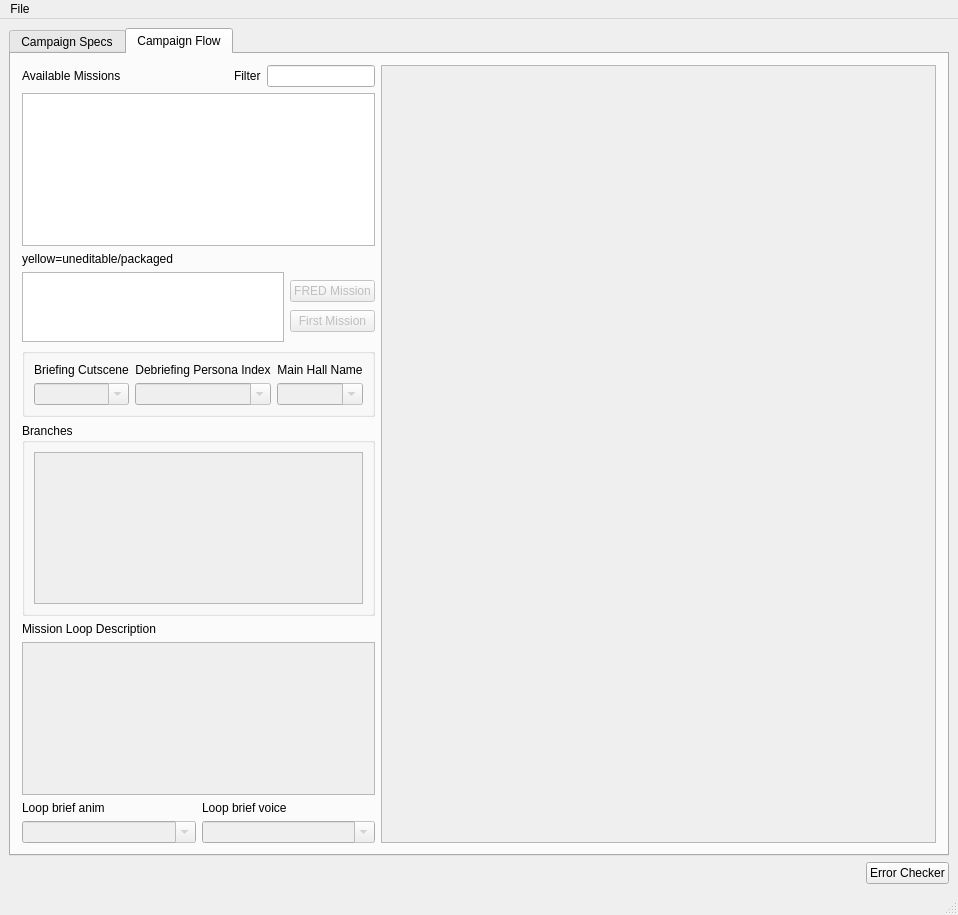
The window that qtfred/ui/CampaignEditorDialog.ui (scp-fs2open/fs2open.github.com) describes before a commit, drawn with Qt 5.
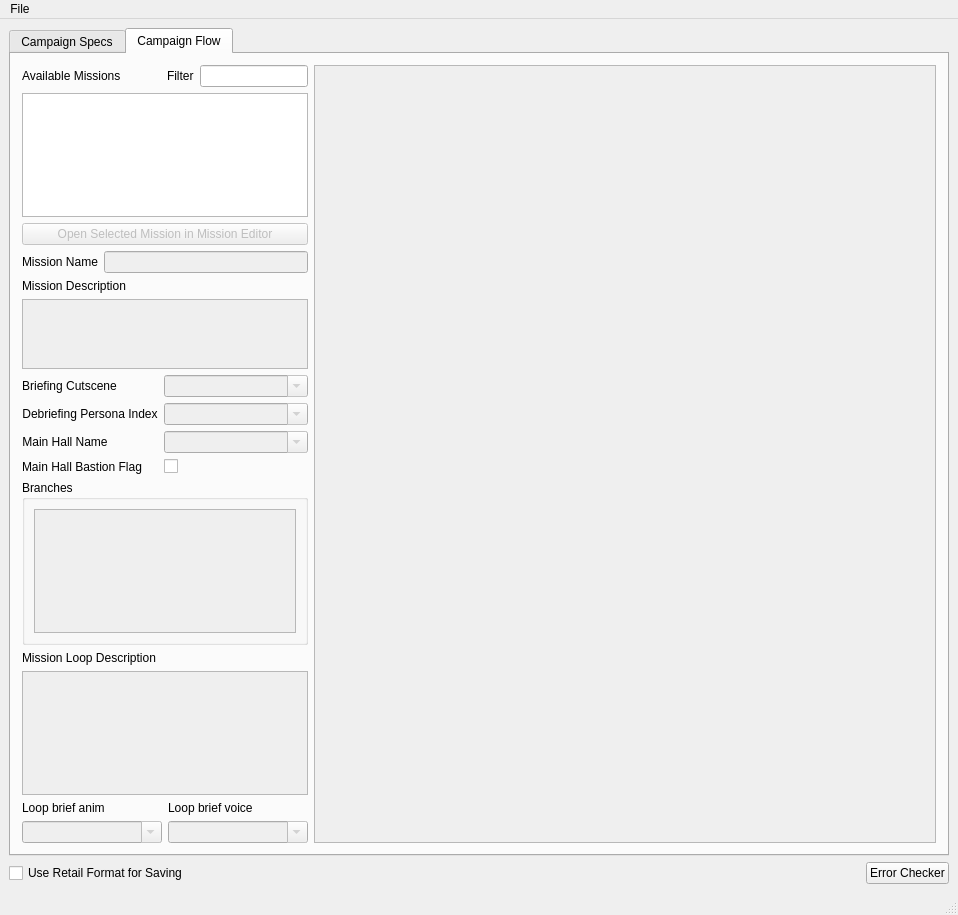
The same window after the commit. Custom widgets are drawn as their Qt base class.

Commit message: handle the retail file format

Diff of the .ui file:
```diff
--- a/qtfred/ui/CampaignEditorDialog.ui
+++ b/qtfred/ui/CampaignEditorDialog.ui
@@ -146,7 +146,7 @@
          <number>11</number>
         </property>
         <item>
-         <layout class="QVBoxLayout" name="editorControls" stretch="0,0,0,0,0,0,0,0,0">
+         <layout class="QVBoxLayout" name="editorControls" stretch="0,0,0,1,0,0,1,0,0">
           <item>
            <layout class="QHBoxLayout" name="availableMissionsLayout">
             <item>
@@ -210,69 +210,59 @@
            </widget>
           </item>
           <item>
-           <layout class="QHBoxLayout" name="missionDescriptionLayout">
-            <item>
-             <widget class="QLabel" name="missionDescLabel1">
-              <property name="text">
-               <string>yellow=uneditable/packaged</string>
-              </property>
-             </widget>
-            </item>
-           </layout>
-          </item>
-          <item>
-           <layout class="QHBoxLayout" name="layoutLoadMission">
-            <item>
-             <widget class="QTextBrowser" name="missionDescriptionTextBrowser">
-              <property name="enabled">
-               <bool>true</bool>
-              </property>
-              <property name="sizePolicy">
-               <sizepolicy hsizetype="Expanding" vsizetype="Preferred">
-                <horstretch>0</horstretch>
-                <verstretch>0</verstretch>
-               </sizepolicy>
-              </property>
-             </widget>
-            </item>
-            <item>
-             <layout class="QVBoxLayout" name="modifyMissionButtonLayout">
-              <property name="spacing">
-               <number>0</number>
-              </property>
-              <property name="sizeConstraint">
-               <enum>QLayout::SetMinimumSize</enum>
-              </property>
-              <item>
                <widget class="QPushButton" name="fredMissionButton">
                 <property name="enabled">
                  <bool>false</bool>
                 </property>
                 <property name="text">
-                 <string>FRED Mission</string>
+             <string>Open Selected Mission in Mission Editor</string>
                 </property>
                </widget>
               </item>
               <item>
-               <widget class="QPushButton" name="firstMissionButton">
+           <layout class="QVBoxLayout" name="missionDetailsLayout">
+            <item>
+             <layout class="QHBoxLayout" name="missionNameLayout">
+              <item>
+               <widget class="QLabel" name="missionNameLabel">
+                <property name="text">
+                 <string>Mission Name</string>
+                </property>
+               </widget>
+              </item>
+              <item>
+               <widget class="QLineEdit" name="missionNameLineEdit">
                 <property name="enabled">
                  <bool>false</bool>
                 </property>
+               </widget>
+              </item>
+             </layout>
+            </item>
+            <item>
+             <widget class="QLabel" name="label">
                 <property name="text">
-                 <string>First Mission</string>
-                </property>
-                <property name="checkable">
-                 <bool>true</bool>
-                </property>
+               <string>Mission Description</string>
+              </property>
+             </widget>
+            </item>
+            <item>
+             <widget class="QPlainTextEdit" name="missionDescriptionPlainTextEdit">
+              <property name="enabled">
+               <bool>false</bool>
+              </property>
+              <property name="sizePolicy">
+               <sizepolicy hsizetype="Expanding" vsizetype="Preferred">
+                <horstretch>0</horstretch>
+                <verstretch>0</verstretch>
+               </sizepolicy>
+              </property>
                </widget>
               </item>
              </layout>
             </item>
-           </layout>
-          </item>
           <item>
-           <widget class="QGroupBox" name="missionOptions">
-            <layout class="QGridLayout" name="gridLayout" columnstretch="0,0,0,0,0">
+           <layout class="QFormLayout" name="missionSettingsLayout">
              <item row="0" column="0">
               <widget class="QLabel" name="briefCutsceneLabel">
                <property name="text">
@@ -283,7 +273,17 @@
                </property>
               </widget>
              </item>
-             <item row="0" column="2">
+            <item row="0" column="1">
+             <widget class="QComboBox" name="briefCutsceneComboBox">
+              <property name="enabled">
+               <bool>false</bool>
+              </property>
+              <property name="editable">
+               <bool>true</bool>
+              </property>
+             </widget>
+            </item>
+            <item row="1" column="0">
               <widget class="QLabel" name="debriefPersonaLabel">
                <property name="text">
                 <string>Debriefing Persona Index</string>
@@ -293,7 +293,17 @@
                </property>
               </widget>
              </item>
-             <item row="0" column="4">
+            <item row="1" column="1">
+             <widget class="QComboBox" name="debriefPersonaComboBox">
+              <property name="enabled">
+               <bool>false</bool>
+              </property>
+              <property name="editable">
+               <bool>true</bool>
+              </property>
+             </widget>
+            </item>
+            <item row="2" column="0">
               <widget class="QLabel" name="mainhallLabel">
                <property name="text">
                 <string>Main Hall Name</string>
@@ -303,7 +313,7 @@
                </property>
               </widget>
              </item>
-             <item row="1" column="4">
+            <item row="2" column="1">
               <widget class="QComboBox" name="mainhallComboBox">
                <property name="enabled">
                 <bool>false</bool>
@@ -313,28 +323,21 @@
                </property>
               </widget>
              </item>
-             <item row="1" column="2">
-              <widget class="QComboBox" name="debriefPersonaComboBox">
-               <property name="enabled">
-                <bool>false</bool>
-               </property>
-               <property name="editable">
-                <bool>true</bool>
+            <item row="3" column="0">
+             <widget class="QLabel" name="mainhallBastionFlagLabel">
+              <property name="text">
+               <string>Main Hall Bastion Flag</string>
                </property>
               </widget>
              </item>
-             <item row="1" column="0">
-              <widget class="QComboBox" name="briefCutsceneComboBox">
-               <property name="enabled">
-                <bool>false</bool>
-               </property>
-               <property name="editable">
-                <bool>true</bool>
+            <item row="3" column="1">
+             <widget class="QCheckBox" name="mainhallBastionFlagCheckBox">
+              <property name="text">
+               <string/>
                </property>
               </widget>
              </item>
             </layout>
-           </widget>
           </item>
           <item>
            <widget class="QGroupBox" name="missionBranches">
@@ -431,7 +434,7 @@
             <rect>
              <x>0</x>
              <y>0</y>
-             <width>561</width>
+             <width>616</width>
              <height>773</height>
             </rect>
            </property>
@@ -444,6 +447,13 @@
     </item>
     <item>
      <layout class="QHBoxLayout" name="errorCheckerLayout">
+      <item>
+       <widget class="QCheckBox" name="retailFormatCheckbox">
+        <property name="text">
+         <string>Use Retail Format for Saving</string>
+        </property>
+       </widget>
+      </item>
       <item>
        <spacer name="errorCheckerSpacer">
         <property name="orientation">
```
Lines whose indentation alone changed are shown as unchanged. The commit also changes 4 other files.
